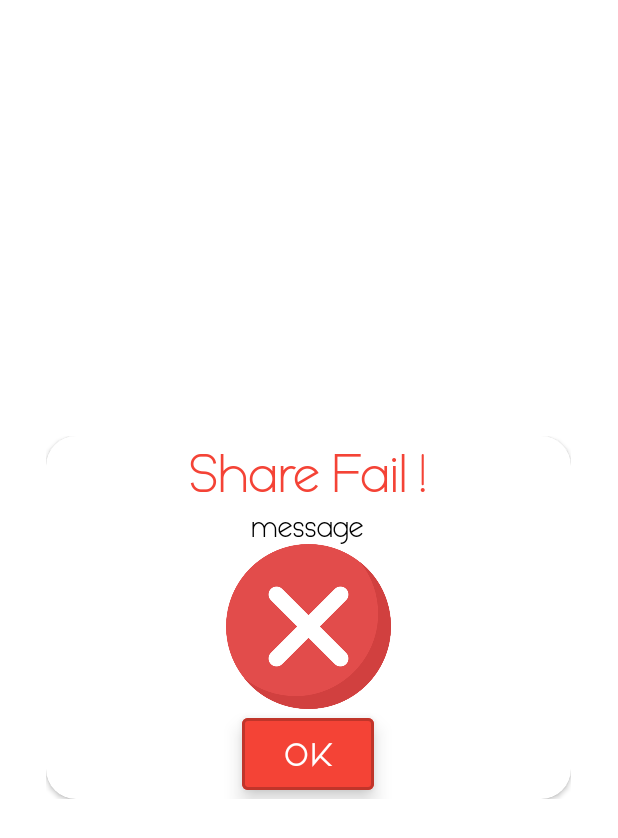
After one commit to lironshish/SuperList, an Android app: the layout dialog_share_fail.xml on its own in the app's theme, with its tools: preview values and no code run, on a phone screen of 412 x 824 dp. The commit adds this screen. Shown: the top 838 px of the screen. Run offline under Robolectric (Android 15) with nearby library versions, the phone set to English and light mode, and no system bars.

Commit message:
Add custom dialogs

```diff
--- a/app/src/main/java/com/example/superlist/superlist/Activities/CreateListActivity.java
+++ b/app/src/main/java/com/example/superlist/superlist/Activities/CreateListActivity.java
@@ -96,7 +96,11 @@ public class CreateListActivity extends AppCompatActivity {
 
                 listRef.child(Keys.KEY_LIST_IMAGE).setValue(myDownloadUri);
                 listRef.child(Keys.KEY_LIST_TITLE).setValue(tempList.getTitle());
-                listRef.child(Keys.KEY_LIST_SERIAL).setValue(tempList.getSerialNumber());;
+                listRef.child(Keys.KEY_LIST_SERIAL).setValue(tempList.getSerialNumber());
+                ArrayList<String> tempSharedUsersUID = new ArrayList<>();///
+                tempSharedUsersUID.add(FirebaseAuth.getInstance().getCurrentUser().getUid());///
+                listRef.child("sharedUsers").setValue(tempSharedUsersUID); ///
+
                 listRef.child("itemsCounter").setValue(0);
 
                 //add list serial number to current user
--- /dev/null
+++ b/app/src/main/res/layout/dialog_share_fail.xml
@@ -0,0 +1,72 @@
+<?xml version="1.0" encoding="utf-8"?>
+<androidx.constraintlayout.widget.ConstraintLayout xmlns:android="http://schemas.android.com/apk/res/android"
+    xmlns:tools="http://schemas.android.com/tools"
+    android:layout_width="350dp"
+    xmlns:app="http://schemas.android.com/apk/res-auto"
+    android:layout_gravity="center"
+    android:layout_height="wrap_content">
+
+
+    <androidx.cardview.widget.CardView
+        android:layout_width="match_parent"
+        android:layout_height="match_parent"
+        app:cardCornerRadius="20dp">
+
+        <LinearLayout
+            android:layout_width="match_parent"
+            android:layout_height="wrap_content"
+            android:orientation="vertical">
+
+            <TextView
+                android:id="@+id/dialog_TXT_title"
+                android:layout_width="match_parent"
+                android:layout_height="match_parent"
+                android:fontFamily="@font/font_buttons"
+                android:gravity="center"
+                android:text="Share Fail !"
+                android:textColor="#F44336"
+                android:textSize="35dp" />
+
+            <com.google.android.material.textview.MaterialTextView
+                android:id="@+id/dialog_TXT_message"
+                android:layout_width="match_parent"
+                android:layout_height="match_parent"
+                android:fontFamily="@font/font_buttons"
+                android:gravity="center"
+                android:text="message"
+                android:textColor="@color/black"
+                android:textSize="20dp" />
+
+            <ImageView
+                android:id="@+id/dialog_IMG_error"
+                android:layout_width="174dp"
+                android:layout_height="110dp"
+                android:layout_gravity="center"
+                android:src="@drawable/ic_error"
+                tools:layout_editor_absoluteX="0dp"
+                tools:layout_editor_absoluteY="-165dp" />
+
+            <Button
+                android:id="@+id/dialog_BTN_ok"
+                style="@style/Widget.MaterialComponents.Button.UnelevatedButton"
+                android:layout_width="wrap_content"
+                android:layout_height="60dp"
+                android:layout_gravity="center_horizontal"
+                android:backgroundTint="#F44336"
+                android:elevation="8dp"
+                android:fontFamily="@font/font_buttons"
+                android:text="OK"
+                android:textSize="20sp"
+                android:textStyle="bold"
+                app:strokeColor="@color/cardview_shadow_start_color"
+                app:strokeWidth="2dp"
+                tools:ignore="MissingConstraints"
+                tools:layout_editor_absoluteX="232dp"
+                tools:layout_editor_absoluteY="655dp" />
+
+
+        </LinearLayout>
+
+
+    </androidx.cardview.widget.CardView>
+</androidx.constraintlayout.widget.ConstraintLayout>
```
Also changed, not shown: app/src/main/java/com/example/superlist/superlist/Activities/ShareListActivity.java (+35 -8 lines), app/src/main/java/com/example/superlist/superlist/Dialogs/SharingFailedDialog.java (added, +48 -0 lines), app/src/main/java/com/example/superlist/superlist/Dialogs/SharingSuccessfullyDialog.java (+23 -19 lines), app/src/main/java/com/example/superlist/superlist/Dialogs/WarningDialog.java (added, +44 -0 lines), app/src/main/res/layout/dialog_share_successfully.xml (added, +62 -0 lines), app/src/main/res/layout/dialog_warning.xml (added, +72 -0 lines), app/src/main/res/drawable/ic_error.png (added), app/src/main/res/drawable/ic_share.png (added), app/src/main/res/drawable/ic_v.png (added), app/src/main/res/drawable/ic_warning.png (added).
